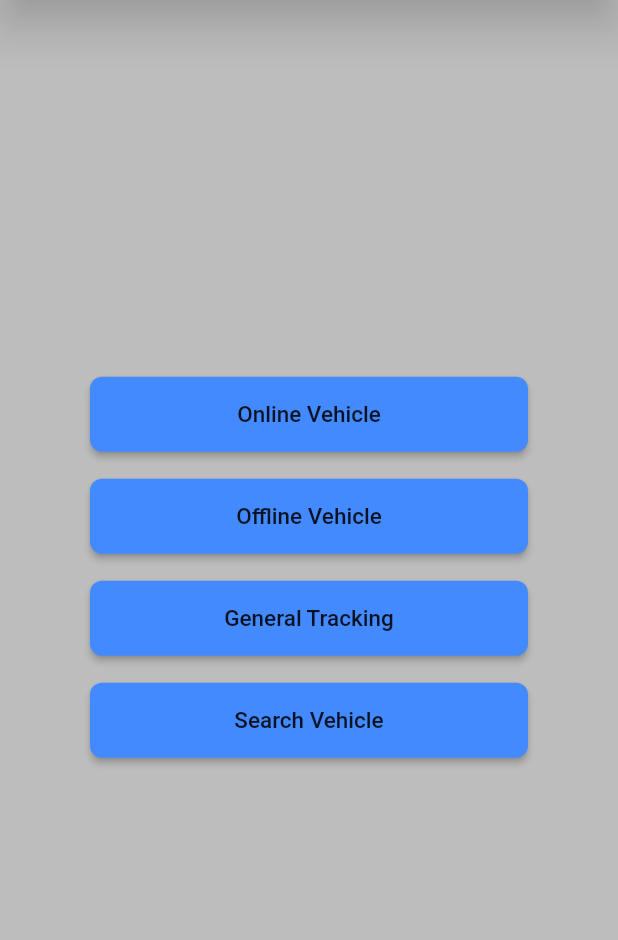
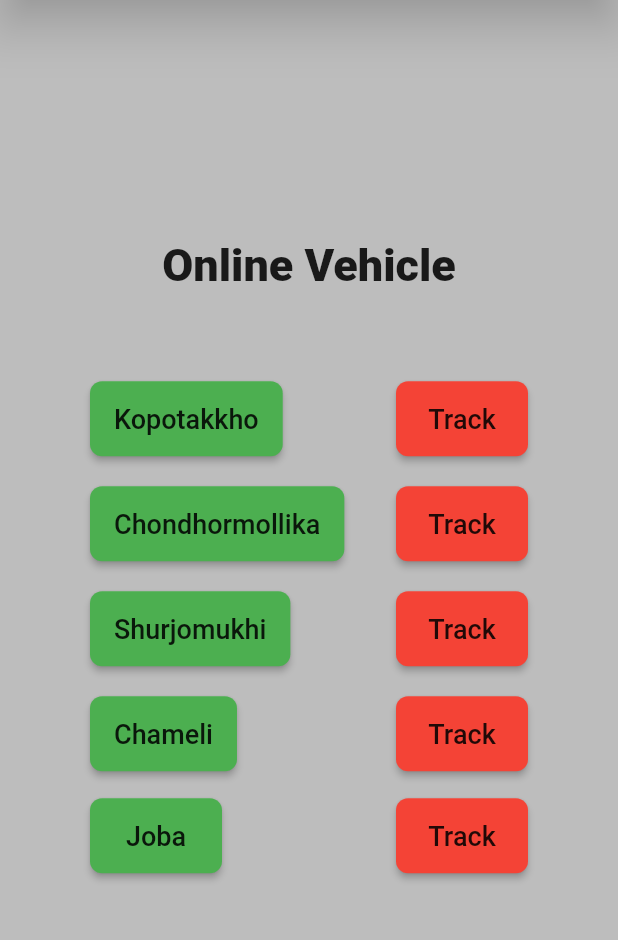
Before and after one commit to testBotXL/first_app, a Flutter app: the Online screen opened directly, after a tap on "Online Vehicle", on a phone screen of 412 x 824 dp, the part 104-1044 px from its top. Run offline on Flutter 3.47's test engine with Material 2 defaults, Android fonts, the phone set to English and light mode, and no system bars.

Commit message:
Online test

```diff
--- a/lib/fold/sign/online.dart
+++ b/lib/fold/sign/online.dart
@@ -1,4 +1,5 @@
 import 'package:first_app/common_widgets/custom_raised_button.dart';
+import 'package:first_app/fold/sign/ovlist.dart';
 import 'package:first_app/fold/sign/sign_in_button.dart';
 import 'package:flutter/cupertino.dart';
 import 'package:flutter/material.dart';
@@ -25,13 +26,8 @@ class Online extends StatelessWidget {
         leading: Image.asset('images/just.png'),
       ),
 
-      body: _buildOnline(),
-      backgroundColor: Colors.grey[400],
-    );
-  }
-
-  Widget _buildOnline() {
-    return Padding(
+      body:
+          Padding(
       padding: EdgeInsets.all(60.0),
     child: Column(
     mainAxisAlignment: MainAxisAlignment.center,
@@ -52,6 +48,7 @@ class Online extends StatelessWidget {
     color: Colors.blueAccent,
 
     onPressed: () {
+    Navigator.push(context, MaterialPageRoute(builder: (context) => OnVehicle()),);
 
     },
 
@@ -87,6 +84,10 @@ class Online extends StatelessWidget {
 
     ],
     ),
+    )
+
     );
   }
+
+
 }
--- /dev/null
+++ b/lib/fold/sign/ovlist.dart
@@ -0,0 +1,155 @@
+import 'package:first_app/common_widgets/custom_raised_button.dart';
+import 'package:first_app/fold/sign/sign_in_button.dart';
+import 'package:flutter/cupertino.dart';
+import 'package:flutter/material.dart';
+
+class OnVehicle extends StatelessWidget {
+  const OnVehicle({Key? key}) : super(key: key);
+
+  @override
+  Widget build(BuildContext context) {
+    return Scaffold(
+      appBar:
+      AppBar(
+
+
+        title: Row(
+          mainAxisAlignment: MainAxisAlignment.spaceAround,
+          children: [
+            Container(
+              padding: const EdgeInsets.all(8.0),
+              child: Text('Vehicle Tracker'), alignment: Alignment.center, )
+          ],
+        ),
+        elevation: 15.0,
+        leading: Image.asset('images/just.png'),
+      ),
+
+      body: _buildOnline(),
+      backgroundColor: Colors.grey[400],
+    );
+  }
+
+  Widget _buildOnline() {
+    return Padding(
+      padding: EdgeInsets.all(60.0),
+      child: Column(
+        mainAxisAlignment: MainAxisAlignment.center,
+        crossAxisAlignment: CrossAxisAlignment.stretch,
+        children: <Widget>[
+          Text(
+            'Online Vehicle',
+            textAlign: TextAlign.center,
+            style: TextStyle(
+              fontSize: 30.0,
+              fontWeight: FontWeight.w800,
+            ),
+          ),
+          SizedBox(height:60.0),
+      Row(
+        mainAxisAlignment: MainAxisAlignment.spaceBetween,
+        children: [
+          SignInButton(
+            text: 'Kopotakkho',
+            textColor: Colors.black87,
+            color: Colors.green,
+            onPressed: () {
+            },
+          ),
+          SignInButton(
+            text: 'Track',
+            textColor: Colors.black87,
+            color: Colors.red,
+            onPressed: () {
+            },
+          ),
+        ],
+      ),
+
+          SizedBox(height: 20.0),
+          Row(
+            mainAxisAlignment: MainAxisAlignment.spaceBetween,
+            children: [
+              SignInButton(
+                text: 'Chondhormollika',
+                textColor: Colors.black87,
+                color: Colors.green,
+                onPressed: () {
+                },
+              ),
+              SignInButton(
+                text: 'Track',
+                textColor: Colors.black87,
+                color: Colors.red,
+                onPressed: () {
+                },
+              ),
+            ],
+          ),
+          SizedBox(height: 20.0),
+          Row(
+            mainAxisAlignment: MainAxisAlignment.spaceBetween,
+            children: [
+              SignInButton(
+                text: 'Shurjomukhi',
+                textColor: Colors.black87,
+                color: Colors.green,
+                onPressed: () {
+                },
+              ),
+              SignInButton(
+                text: 'Track',
+                textColor: Colors.black87,
+                color: Colors.red,
+                onPressed: () {
+                },
+              ),
+            ],
+          ),
+          SizedBox(height: 20.0),
+      Row(
+        mainAxisAlignment: MainAxisAlignment.spaceBetween,
+        children: [
+          SignInButton(
+            text: 'Chameli',
+            textColor: Colors.black87,
+            color: Colors.green,
+            onPressed: () {
+            },
+          ),
+          SignInButton(
+            text: 'Track',
+            textColor: Colors.black87,
+            color: Colors.red,
+            onPressed: () {
+            },
+          ),
+        ],
+      ),
+      SizedBox(height: 18.0),
+      Row(
+        mainAxisAlignment: MainAxisAlignment.spaceBetween,
+        children: [
+          SignInButton(
+            text: 'Joba',
+            textColor: Colors.black87,
+            color: Colors.green,
+            onPressed: () {
+            },
+          ),
+          SignInButton(
+            text: 'Track',
+            textColor: Colors.black87,
+            color: Colors.red,
+            onPressed: () {
+            },
+          ),
+        ],
+      ),
+
+
+        ],
+      ),
+    );
+  }
+}
--- a/lib/fold/sign/sign_in_button.dart
+++ b/lib/fold/sign/sign_in_button.dart
@@ -8,7 +8,7 @@ class SignInButton extends CustomRaisedButton{
       super(
       child: Text(
       text!,
-      style: TextStyle(color: textColor, fontSize: 15.0),
+      style: TextStyle(color: textColor, fontSize: 18.0),
       ),
       color: color,
       height: 40.0,
```
Lines whose indentation alone changed are shown as unchanged.
